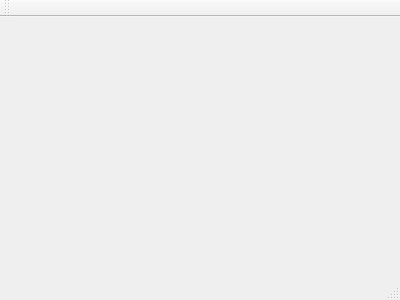
This is Qt_Creator/projectPHOE/phoe.ui in jdsalguer/senior_project as Qt 5 draws it before an edit. The edited form follows.
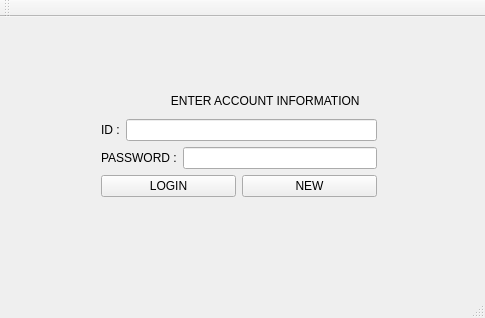
This is the edited form.

Commit message: built and run login window

```diff
--- a/Qt_Creator/projectPHOE/phoe.ui
+++ b/Qt_Creator/projectPHOE/phoe.ui
@@ -1,24 +1,105 @@
 <ui version="4.0">
  <class>phoe</class>
- <widget class="QMainWindow" name="phoe" >
-  <property name="geometry" >
+ <widget class="QMainWindow" name="phoe">
+  <property name="geometry">
    <rect>
     <x>0</x>
     <y>0</y>
-    <width>400</width>
-    <height>300</height>
+    <width>485</width>
+    <height>318</height>
    </rect>
   </property>
   <property name="windowTitle" >
    <string>phoe</string>
   </property>
-  <widget class="QMenuBar" name="menuBar" />
-  <widget class="QToolBar" name="mainToolBar" />
-  <widget class="QWidget" name="centralWidget" />
-  <widget class="QStatusBar" name="statusBar" />
+  <widget class="QWidget" name="centralWidget">
+   <widget class="QWidget" name="">
+    <property name="geometry">
+     <rect>
+      <x>90</x>
+      <y>60</y>
+      <width>298</width>
+      <height>131</height>
+     </rect>
+    </property>
+    <layout class="QVBoxLayout" name="verticalLayout">
+     <item>
+      <widget class="QLabel" name="label">
+       <property name="text">
+        <string>                     ENTER ACCOUNT INFORMATION</string>
+       </property>
+      </widget>
+     </item>
+     <item>
+      <layout class="QHBoxLayout" name="horizontalLayout">
+       <item>
+        <widget class="QLabel" name="label_2">
+         <property name="text">
+          <string>ID :</string>
+         </property>
+        </widget>
+       </item>
+       <item>
+        <widget class="QLineEdit" name="IDlineEdit"/>
+       </item>
+      </layout>
+     </item>
+     <item>
+      <layout class="QHBoxLayout" name="horizontalLayout_2">
+       <item>
+        <widget class="QLabel" name="label_3">
+         <property name="text">
+          <string>PASSWORD :</string>
+         </property>
+        </widget>
+       </item>
+       <item>
+        <widget class="QLineEdit" name="PASSlineEdit"/>
+       </item>
+      </layout>
+     </item>
+     <item>
+      <layout class="QHBoxLayout" name="horizontalLayout_3">
+       <item>
+        <widget class="QPushButton" name="loginButton">
+         <property name="text">
+          <string>LOGIN</string>
+         </property>
+        </widget>
+       </item>
+       <item>
+        <widget class="QPushButton" name="newButton">
+         <property name="text">
+          <string>NEW</string>
+         </property>
+        </widget>
+       </item>
+      </layout>
+     </item>
+    </layout>
+   </widget>
+  </widget>
+  <widget class="QMenuBar" name="menuBar">
+   <property name="geometry">
+    <rect>
+     <x>0</x>
+     <y>0</y>
+     <width>485</width>
+     <height>21</height>
+    </rect>
+   </property>
+  </widget>
+  <widget class="QToolBar" name="mainToolBar">
+   <attribute name="toolBarArea">
+    <enum>TopToolBarArea</enum>
+   </attribute>
+   <attribute name="toolBarBreak">
+    <bool>false</bool>
+   </attribute>
+  </widget>
+  <widget class="QStatusBar" name="statusBar"/>
  </widget>
- <layoutDefault spacing="6" margin="11" />
- <pixmapfunction></pixmapfunction>
+ <layoutdefault spacing="6" margin="11"/>
  <resources/>
  <connections/>
 </ui>
```
Left out of the diff: 3 changed lines with no effect on the pictures. The commit also changes 9 other files.
